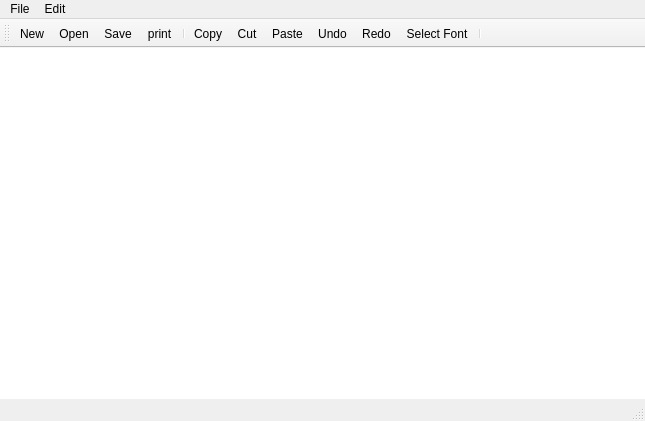
Lucas-Severo/Notepad-Qt, file notepad.ui: the form before one commit.
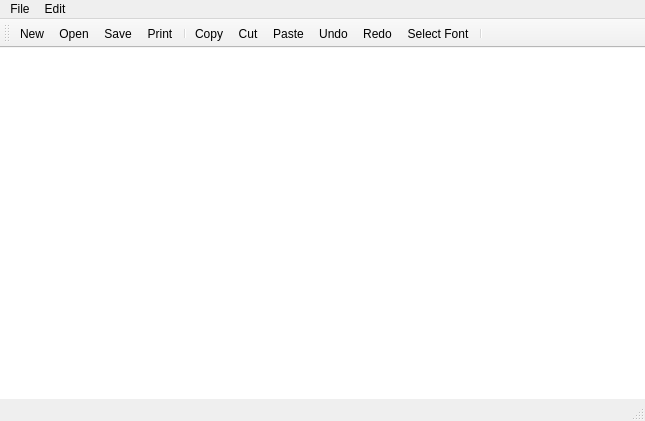
The form after the commit. Icons and pictures are not drawn.

Commit message: print file button implemented

Patch:
```diff
--- a/notepad.ui
+++ b/notepad.ui
@@ -77,7 +77,7 @@
    <addaction name="actionnew"/>
    <addaction name="actionopen"/>
    <addaction name="actionsave"/>
-   <addaction name="actionprint"/>
+   <addaction name="actionPrint"/>
    <addaction name="separator"/>
    <addaction name="actionCopy"/>
    <addaction name="actionCut"/>
@@ -119,15 +119,6 @@
     <string>Save as</string>
    </property>
   </action>
-  <action name="actionprint">
-   <property name="icon">
-    <iconset resource="Resources.qrc">
-     <normaloff>:/imgs/img/print.png</normaloff>:/imgs/img/print.png</iconset>
-   </property>
-   <property name="text">
-    <string>print</string>
-   </property>
-  </action>
   <action name="actionExit">
    <property name="text">
     <string>Exit</string>
@@ -183,6 +174,15 @@
     <string>Select Font</string>
    </property>
   </action>
+  <action name="actionPrint">
+   <property name="icon">
+    <iconset resource="Resources.qrc">
+     <normaloff>:/imgs/img/print.png</normaloff>:/imgs/img/print.png</iconset>
+   </property>
+   <property name="text">
+    <string>Print</string>
+   </property>
+  </action>
  </widget>
  <resources>
   <include location="Resources.qrc"/>
```
Left out of the diff: 1 changed line with no effect on the pictures. The commit also changes 3 other files.
